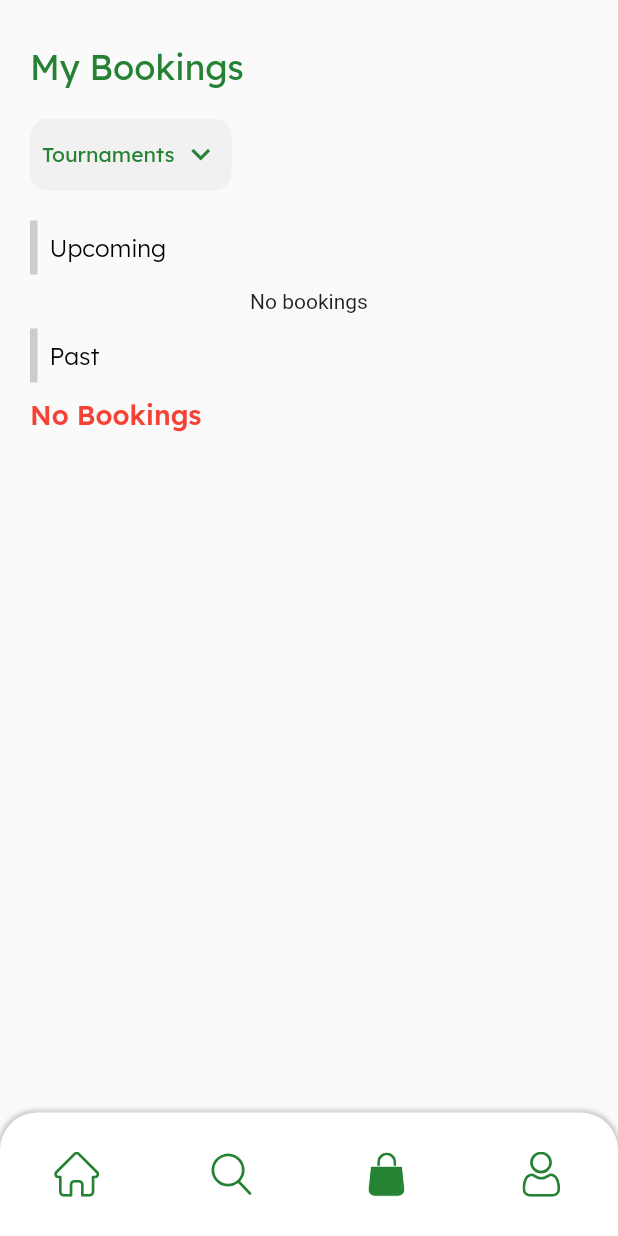
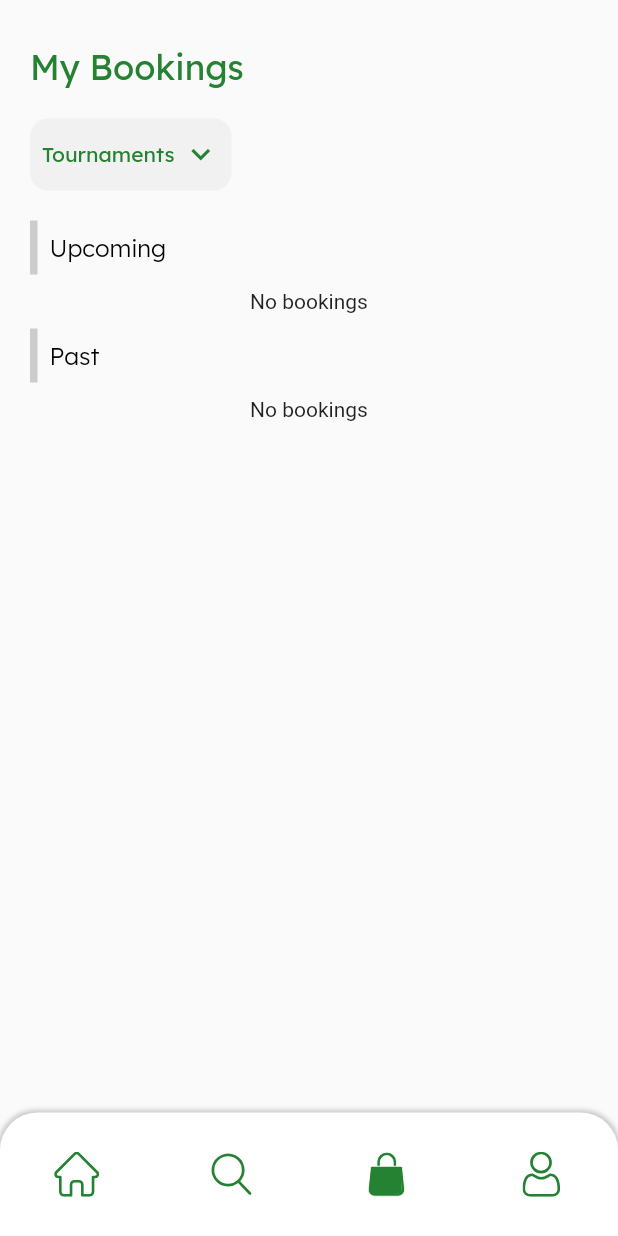
Before and after one commit to smit-mist/Huddle-Score, a Flutter app: the HomeNavBar screen opened by its route, item 3 of the bottom bar chosen, on a phone screen of 412 x 824 dp. Run offline on Flutter 3.47's test engine with Material 2 defaults, Android fonts, the phone set to English and light mode, and no system bars; our stand-ins replace bloc, camera, carousel_slider, cloud_firestore, equatable, firebase_auth and 7 more; missing offline and left inert: razorpay_flutter; accounts and stored records are empty; network calls fail.

Commit message:
Past and Upcoming Booking Solved.

```diff
--- a/lib/screens/booking/booking_history_screen.dart
+++ b/lib/screens/booking/booking_history_screen.dart
@@ -16,8 +16,48 @@ class BookingHistoryScreen extends StatefulWidget {
 }
 
 class _BookingHistoryScreenState extends State<BookingHistoryScreen> {
+  List<BookingDetails>upTour = [],downTour = [];
+  List<FifaBookingDetails>upFifa = [],downFifa = [];
   String selected = "Tournaments";
+  @override
+  void initState() {
+    // TODO: implement initState
+    DateTime today = DateTime.now();
 
+    if(widget.bookedTours != null){
+      for(int i=0;i<widget.bookedTours.length;i++){
+        bool notDone = true;
+        for(int j=0;j<widget.bookedTours[i].data.timeLine.length;j++){
+          var given = DateTime.parse(widget.bookedTours[i].data.timeLine[j].toString());
+          if (today.isAfter(given)) {
+            notDone = false;
+            break;
+          }
+        }
+        if(notDone){
+          print("upcoming ${widget.bookedTours[i].data.title}");
+          upTour.add(widget.bookedTours[i]);
+        }
+        else{
+          print("gone ${widget.bookedTours[i].data.title}");
+
+          downTour.add(widget.bookedTours[i]);
+        }
+
+      }
+    }
+    if(widget.bookedFifa != null){
+      for(var x in widget.bookedFifa){
+        DateTime here = DateTime.parse(x.data.gameDate);
+        if(today.isAfter(here)){
+          downFifa.add(x);
+        }
+        else
+          upFifa.add(x);
+      }
+    }
+    super.initState();
+  }
   @override
   Widget build(BuildContext context) {
     double h = MediaQuery.of(context).size.height;
@@ -112,7 +152,7 @@ class _BookingHistoryScreenState extends State<BookingHistoryScreen> {
               height: 10.0,
             ),
             (selected == 'Fifa')
-                ? (widget.bookedFifa == null)
+                ? (upFifa == null||upFifa.length ==0)
                     ? Center(child: Text('No bookings'))
                     : Container(
                         width: w,
@@ -128,14 +168,14 @@ class _BookingHistoryScreenState extends State<BookingHistoryScreen> {
                             return Padding(
                               padding: EdgeInsets.only(bottom: 5),
                               child: FifaBookingTile(
-                                booking: widget.bookedFifa[ind],
+                                booking: upFifa[ind],
                               ),
                             );
                           },
-                          itemCount: widget.bookedFifa.length,
+                          itemCount: upFifa.length,
                         ),
                       )
-                : (widget.bookedTours == null)
+                : (upTour == null||upTour.length ==0)
                     ? Center(child: Text('No bookings'))
                     : Container(
                         child: ListView.separated(
@@ -150,11 +190,11 @@ class _BookingHistoryScreenState extends State<BookingHistoryScreen> {
                             return Padding(
                               padding: const EdgeInsets.only(bottom: 5.0),
                               child: BookedEventTile(
-                                booking: widget.bookedTours[ind],
+                                booking: upTour[ind],
                               ),
                             );
                           },
-                          itemCount: widget.bookedTours.length,
+                          itemCount: upTour.length,
                         ),
                       ),
             SizedBox(
@@ -181,12 +221,50 @@ class _BookingHistoryScreenState extends State<BookingHistoryScreen> {
             SizedBox(
               height: 10.0,
             ),
-            Text(
-              'No Bookings',
-              style: themeFont(
-                color: Colors.red,
-                s: 18.0,
-                w: 'sb',
+            (selected == 'Fifa')
+                ? (downFifa == null||downFifa.length ==0)
+                ? Center(child: Text('No bookings'))
+                : Container(
+              width: w,
+              child: ListView.separated(
+                shrinkWrap: true,
+                physics: NeverScrollableScrollPhysics(),
+                separatorBuilder: (_, i) {
+                  return SizedBox(
+                    height: 10,
+                  );
+                },
+                itemBuilder: (_, ind) {
+                  return Padding(
+                    padding: EdgeInsets.only(bottom: 5),
+                    child: FifaBookingTile(
+                      booking: downFifa[ind],
+                    ),
+                  );
+                },
+                itemCount: downFifa.length,
+              ),
+            )
+                : (downTour == null||downTour.length ==0)
+                ? Center(child: Text('No bookings'))
+                : Container(
+              child: ListView.separated(
+                shrinkWrap: true,
+                physics: NeverScrollableScrollPhysics(),
+                separatorBuilder: (_, i) {
+                  return SizedBox(
+                    height: 10,
+                  );
+                },
+                itemBuilder: (_, ind) {
+                  return Padding(
+                    padding: const EdgeInsets.only(bottom: 5.0),
+                    child: BookedEventTile(
+                      booking: downTour[ind],
+                    ),
+                  );
+                },
+                itemCount: downTour.length,
               ),
             ),
           ],
```
